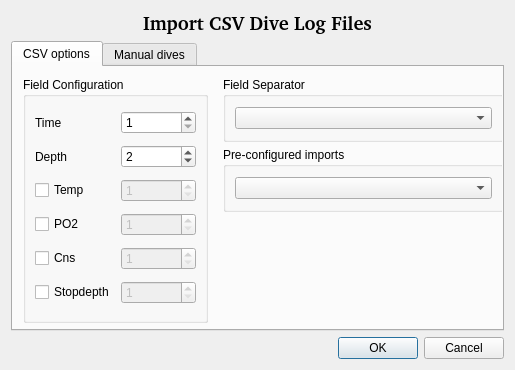
subsurface/subsurface, file qt-ui/divelogimportdialog.ui: the form before one commit.
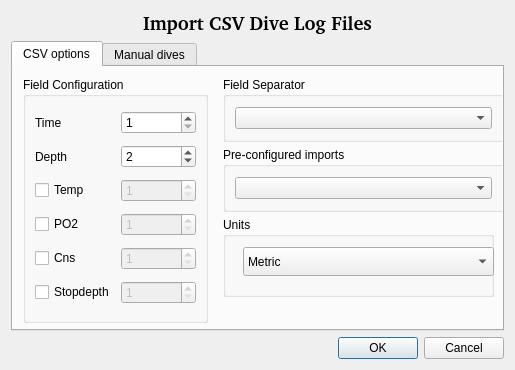
The form after the commit. Icons and pictures are not drawn.

Commit message: Add unit support for CSV import

What changed in the file:
```diff
--- a/qt-ui/divelogimportdialog.ui
+++ b/qt-ui/divelogimportdialog.ui
@@ -239,6 +239,39 @@
        <zorder>stopdepthCheckBox</zorder>
        <zorder>CSVstopdepth</zorder>
       </widget>
+      <widget class="QGroupBox" name="groupBox_7">
+       <property name="geometry">
+        <rect>
+         <x>210</x>
+         <y>150</y>
+         <width>271</width>
+         <height>80</height>
+        </rect>
+       </property>
+       <property name="title">
+        <string>Units</string>
+       </property>
+       <widget class="QComboBox" name="CSVUnits">
+        <property name="geometry">
+         <rect>
+          <x>20</x>
+          <y>30</y>
+          <width>251</width>
+          <height>29</height>
+         </rect>
+        </property>
+        <item>
+         <property name="text">
+          <string>Metric</string>
+         </property>
+        </item>
+        <item>
+         <property name="text">
+          <string>Imperial</string>
+         </property>
+        </item>
+       </widget>
+      </widget>
      </widget>
      <widget class="QWidget" name="tab_2">
       <attribute name="title">
```
The commit also changes 4 other files.
